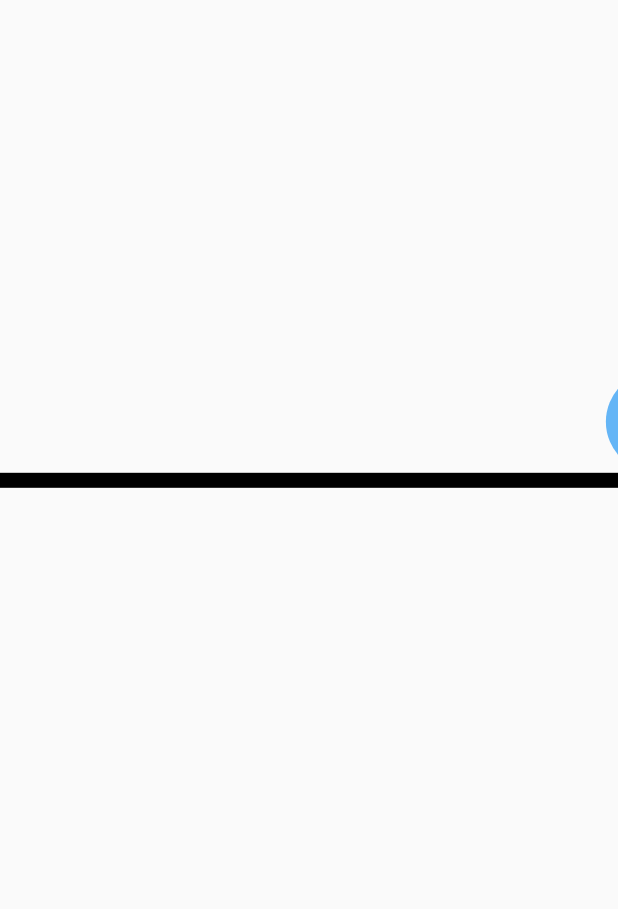
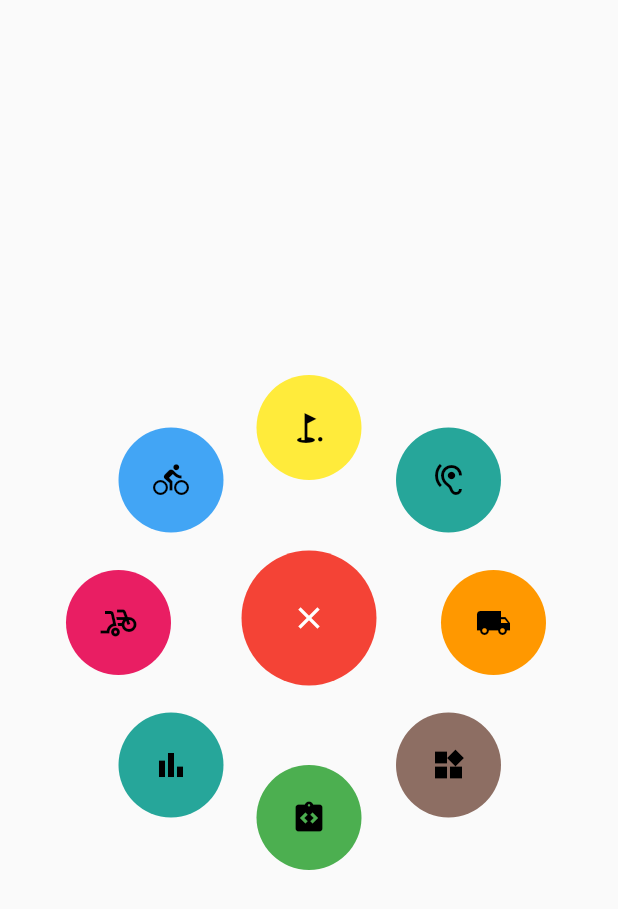
Before and after one commit to junedr375/flutter_Animations, a Flutter app: the screen it shows after launch, on a phone screen of 412 x 824 dp. Shown: the top 909 px of the screen. Run offline on Flutter 3.47's test engine with Material 2 defaults, Android fonts, the phone set to English and light mode, and no system bars.

Commit message:
added animated switchr

```diff
--- /dev/null
+++ b/lib/Pages/AnimatedSwitcher.dart
@@ -0,0 +1,222 @@
+import 'package:flutter/material.dart';
+
+class MyAnimatedSwithcer extends StatefulWidget {
+  @override
+  _MyAnimatedSwithcerState createState() => _MyAnimatedSwithcerState();
+}
+
+class _MyAnimatedSwithcerState extends State<MyAnimatedSwithcer>
+    with SingleTickerProviderStateMixin {
+  bool opened = false;
+  @override
+  Widget build(BuildContext context) {
+    return Scaffold(
+        body: Stack(children: [
+      AnimatedPositioned(
+        duration: Duration(microseconds: 600),
+        left: opened
+            ? MediaQuery.of(context).size.width / 2 - 40.0
+            : MediaQuery.of(context).size.width / 2 - 170.0,
+        top: MediaQuery.of(context).size.height / 2 - 40.0,
+        child: _buildOption(
+            Icon(
+              Icons.bike_scooter,
+              color: Colors.black,
+            ),
+            Colors.pink),
+      ),
+      AnimatedPositioned(
+        duration: Duration(microseconds: 600),
+        left: opened
+            ? MediaQuery.of(context).size.width / 2 - 40.0
+            : MediaQuery.of(context).size.width / 2 + 80.0,
+        top: MediaQuery.of(context).size.height / 2 - 40.0,
+        child: _buildOption(
+            Icon(
+              Icons.local_shipping,
+              color: Colors.black,
+            ),
+            Colors.orange),
+      ),
+      AnimatedPositioned(
+        duration: Duration(microseconds: 600),
+        top: opened
+            ? MediaQuery.of(context).size.height / 2 - 40.0
+            : MediaQuery.of(context).size.height / 2 - 170.0,
+        left: MediaQuery.of(context).size.width / 2 - 43.0,
+        child: _buildOption(
+            Icon(
+              Icons.golf_course,
+              color: Colors.black,
+            ),
+            Colors.yellow),
+      ),
+      AnimatedPositioned(
+        duration: Duration(microseconds: 600),
+        top: opened
+            ? MediaQuery.of(context).size.height / 2 - 40.0
+            : MediaQuery.of(context).size.height / 2 + 90.0,
+        left: MediaQuery.of(context).size.width / 2 - 43.0,
+        child: _buildOption(
+            Icon(
+              Icons.integration_instructions,
+              color: Colors.black,
+            ),
+            Colors.green),
+      ),
+      AnimatedPositioned(
+        duration: Duration(microseconds: 600),
+        top: opened
+            ? MediaQuery.of(context).size.height / 2 - 40.0
+            : MediaQuery.of(context).size.height / 2 + 55.0,
+        left: opened
+            ? MediaQuery.of(context).size.width / 2 - 40.0
+            : MediaQuery.of(context).size.width / 2 + 50.0,
+        child: _buildOption(
+            Icon(
+              Icons.widgets,
+              color: Colors.black,
+            ),
+            Colors.brown[400]),
+      ),
+      AnimatedPositioned(
+        duration: Duration(microseconds: 600),
+        top: opened
+            ? MediaQuery.of(context).size.height / 2 - 40.0
+            : MediaQuery.of(context).size.height / 2 - 135.0,
+        left: opened
+            ? MediaQuery.of(context).size.width / 2 - 40.0
+            : MediaQuery.of(context).size.width / 2 - 135.0,
+        child: _buildOption(
+            Icon(
+              Icons.directions_bike,
+              color: Colors.black,
+            ),
+            Colors.blue[400]),
+      ),
+      AnimatedPositioned(
+        duration: Duration(microseconds: 600),
+        top: opened
+            ? MediaQuery.of(context).size.height / 2 - 40.0
+            : MediaQuery.of(context).size.height / 2 - 135.0,
+        left: opened
+            ? MediaQuery.of(context).size.width / 2 - 40.0
+            : MediaQuery.of(context).size.width / 2 + 50.0,
+        child: _buildOption(
+            Icon(
+              Icons.hearing,
+              color: Colors.black,
+            ),
+            Colors.teal[400]),
+      ),
+      AnimatedPositioned(
+        duration:
+            Duration(microseconds: 600), // 600 milis for going out from center
+        top: opened
+            ? MediaQuery.of(context).size.height / 2 - 40.0
+            : MediaQuery.of(context).size.height / 2 + 55.0,
+        left: opened
+            ? MediaQuery.of(context).size.width / 2 - 40.0
+            : MediaQuery.of(context).size.width / 2 - 135.0,
+        child: _buildOption(
+            Icon(
+              Icons.bar_chart,
+              color: Colors.black,
+            ),
+            Colors.teal[400]),
+      ),
+      Align(
+        alignment: Alignment.center,
+        child: AnimatedSwitcher(
+          duration: Duration(
+              milliseconds:
+                  400), // 400 milisec for changing home to close bnutton
+          transitionBuilder: (Widget child, Animation<double> animation) {
+            return ScaleTransition(child: child, scale: animation);
+          },
+          child: opened
+              ? InkWell(
+                  key: UniqueKey(),
+                  child: Padding(
+                    padding: EdgeInsets.all(8.0),
+                    child: Container(
+                      height: 90.0,
+                      width: 90.0,
+                      decoration: BoxDecoration(
+                        borderRadius: BorderRadius.circular(50.0),
+                        color: Colors.blue,
+                      ),
+                      child: Center(
+                        child: Icon(
+                          Icons.home,
+                          color: Colors.white,
+                        ),
+                      ),
+                    ),
+                  ),
+                  onTap: () {
+                    setState(() {
+                      opened = false;
+                    });
+                  },
+                )
+              : InkWell(
+                  key: UniqueKey(),
+                  child: Padding(
+                    padding: EdgeInsets.all(8.0),
+                    child: Container(
+                      height: 90.0,
+                      width: 90.0,
+                      decoration: BoxDecoration(
+                        borderRadius: BorderRadius.circular(45.0),
+                        color: Colors.red,
+                      ),
+                      child: Center(
+                        child: Icon(
+                          Icons.close,
+                          color: Colors.white,
+                        ),
+                      ),
+                    ),
+                  ),
+                  onTap: () {
+                    setState(() {
+                      opened = true;
+                    });
+                  },
+                ),
+        ),
+      )
+    ]));
+  }
+
+  _buildOption(Icon icon, Color color) {
+    return AnimatedSwitcher(
+      duration:
+          Duration(milliseconds: 700), // this 700 milisec to rotate the icon
+      transitionBuilder: (Widget child, Animation<double> animation) {
+        return RotationTransition(child: child, turns: animation);
+      },
+      child: InkWell(
+        key: UniqueKey(),
+        child: Padding(
+          padding: EdgeInsets.all(8.0),
+          child: Container(
+            height: 70.0,
+            width: 70.0,
+            decoration: BoxDecoration(
+              borderRadius: BorderRadius.circular(35.0),
+              color: color,
+            ),
+            child: Center(child: icon),
+          ),
+        ),
+        onTap: () {
+          setState(() {
+            opened = false;
+          });
+        },
+      ),
+    );
+  }
+}
--- a/lib/main.dart
+++ b/lib/main.dart
@@ -2,6 +2,7 @@ import 'package:animation/Animantions/CarAnim.dart';
 import 'package:animation/Animantions/ContinuousAnimation.dart';
 import 'package:animation/Animantions/FlipAnimtion.dart';
 import 'package:animation/Animantions/loginPage.dart';
+import 'package:animation/Pages/AnimatedSwitcher.dart';
 import 'package:animation/Pages/productShow.dart';
 import 'package:flutter/material.dart';
 
@@ -20,7 +21,7 @@ class MyApp extends StatelessWidget {
         primarySwatch: Colors.blue,
         visualDensity: VisualDensity.adaptivePlatformDensity,
       ),
-      home: CarANim(),
+      home: MyAnimatedSwithcer(),
     );
   }
 }
```
